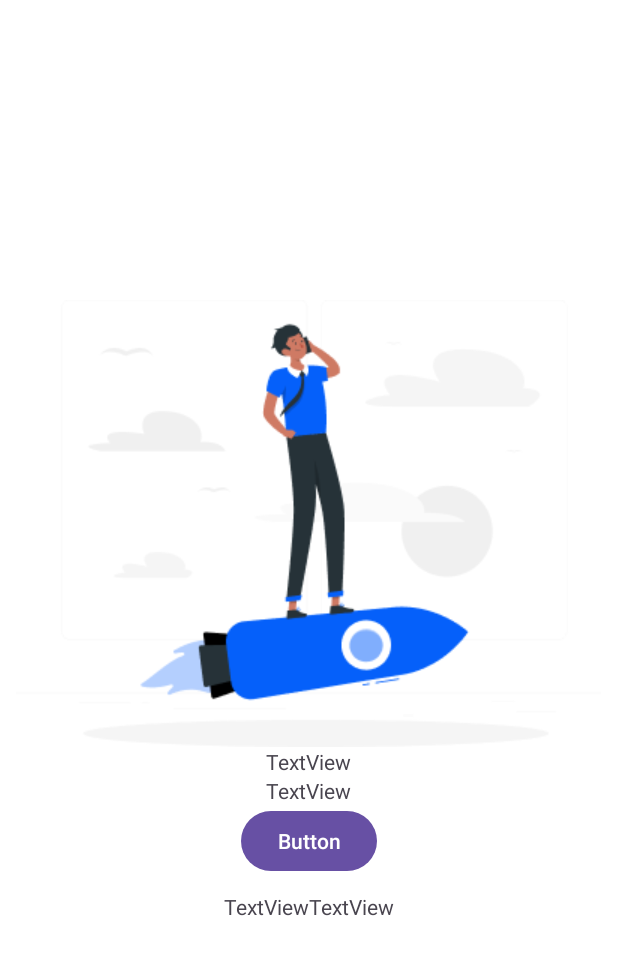
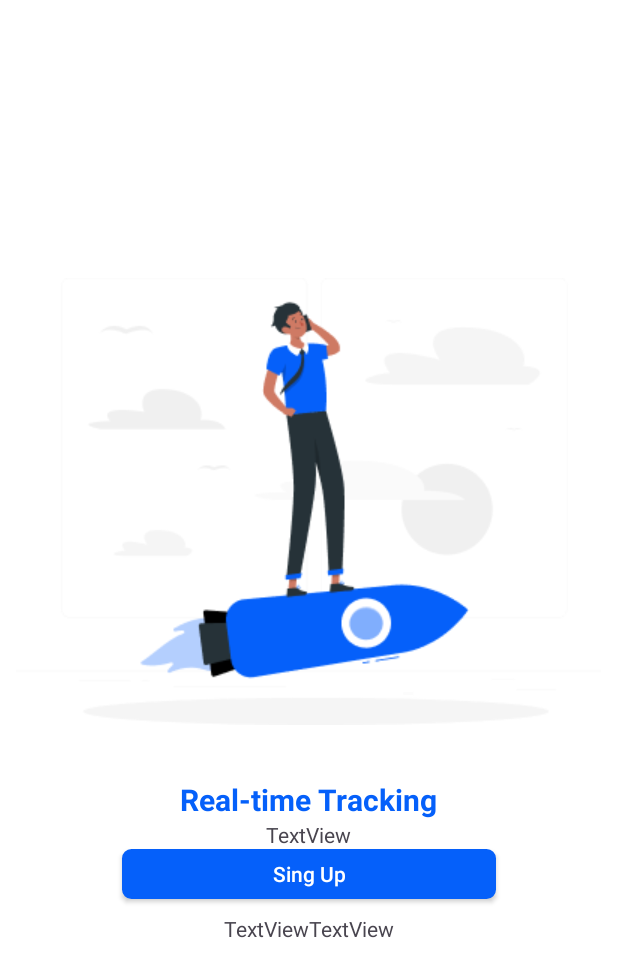
Before and after one commit to redforin/practis, an Android app: the FourActivity screen opened directly, with no data from a screen before it, on a phone screen of 412 x 824 dp. Shown: the top 977 px of the screen. Run offline under Robolectric (Android 15) with nearby library versions, the phone set to English and light mode, and no system bars.

Commit message:
practice day 3

```diff
--- a/app/src/main/res/layout/activity_four.xml
+++ b/app/src/main/res/layout/activity_four.xml
@@ -23,7 +23,11 @@
             android:id="@+id/textView5"
             android:layout_width="wrap_content"
             android:layout_height="wrap_content"
-            android:text="TextView" />
+            android:text="@string/text5"
+            android:textSize="20sp"
+            android:textStyle="bold"
+            android:textColor="@color/text1"
+            android:layout_marginTop="36dp"/>
 
         <TextView
             android:id="@+id/textView6"
@@ -31,11 +35,14 @@
             android:layout_height="wrap_content"
             android:text="TextView" />
 
-        <Button
+        <androidx.appcompat.widget.AppCompatButton
             android:id="@+id/button5"
-            android:layout_width="wrap_content"
-            android:layout_height="wrap_content"
-            android:text="Button" />
+            android:layout_width="249dp"
+            android:layout_height="33dp"
+            android:background="@drawable/border2"
+            android:text="Sing Up"
+            android:textColor="@color/white"
+            android:textAllCaps="false"/>
 
         <LinearLayout
             android:layout_width="match_parent"
--- a/app/src/main/res/values/strings.xml
+++ b/app/src/main/res/values/strings.xml
@@ -4,4 +4,5 @@
     <string name="text2">Enjoy quick pick-up and delivery to \nyour destination</string>
     <string name="text3">Flexible Payment</string>
     <string name="text4">Different modes of payment either \nbefore and after delivery without \nstress</string>
+    <string name="text5">Real-time Tracking</string>
 </resources>
```
